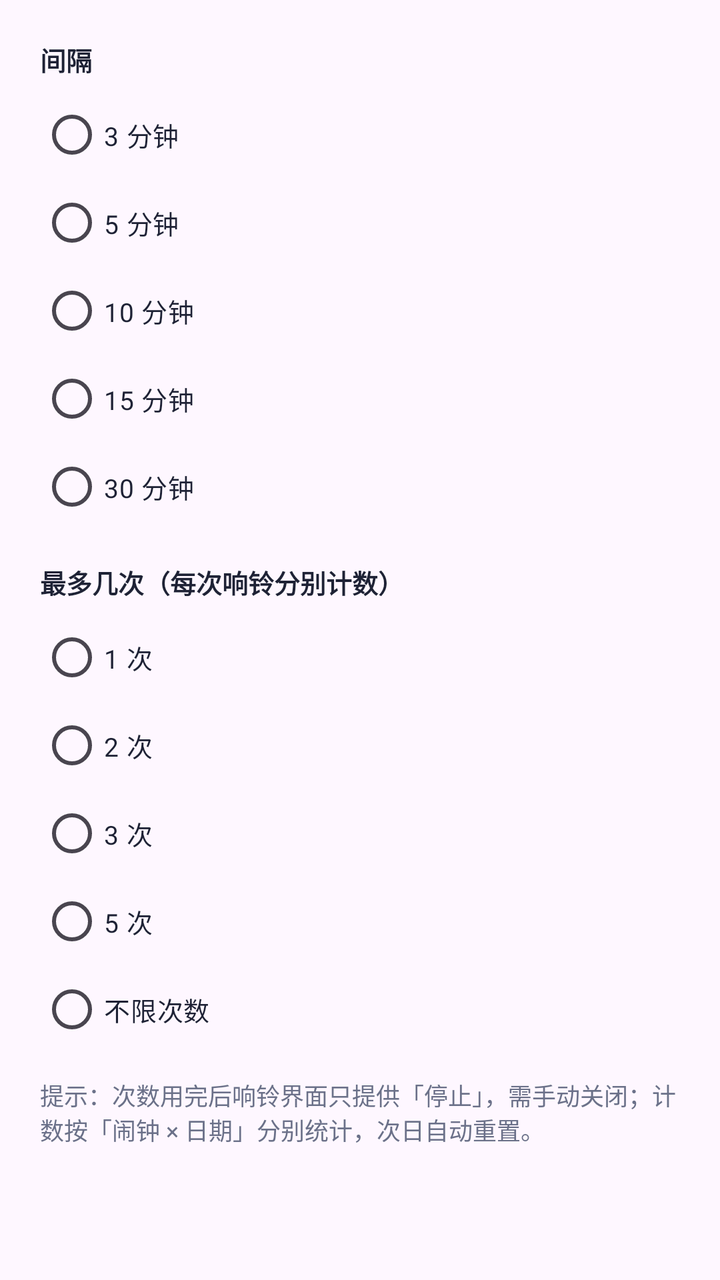
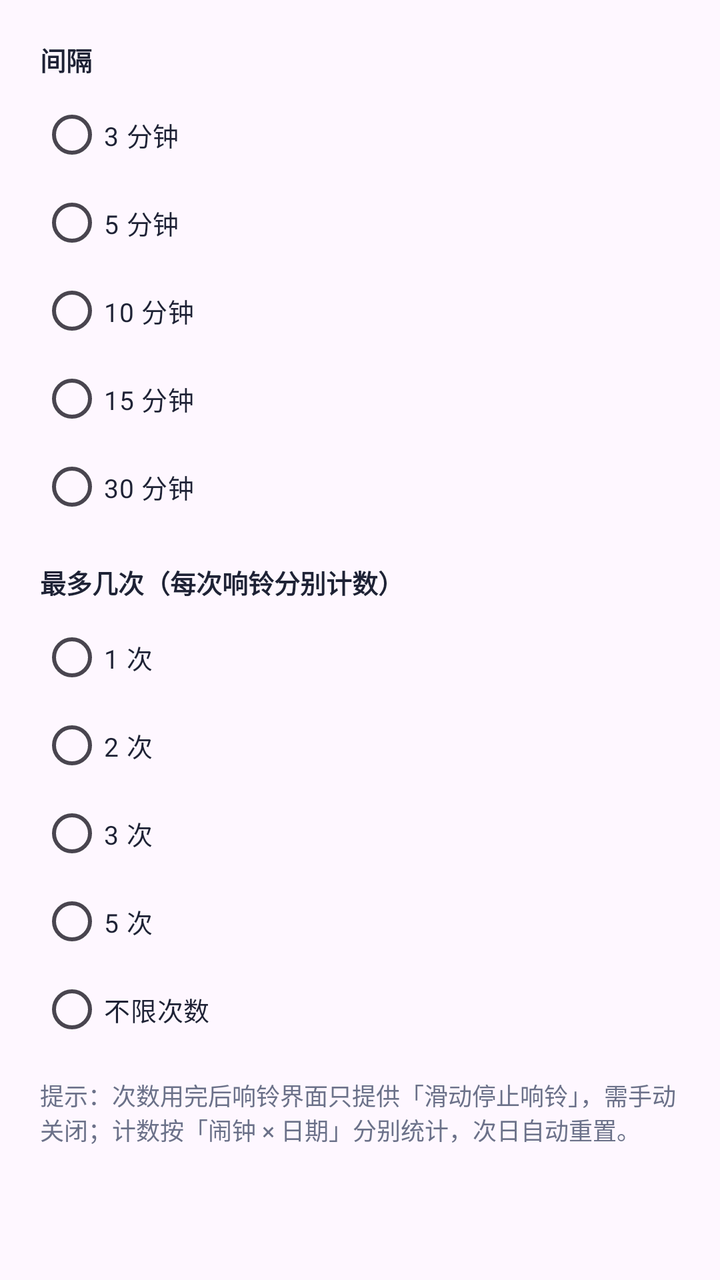

An Android layout rendered at two revisions. The XML below is the earlier revision; the diff shows what the commit changed to produce the second picture.
<!-- AndroidManifest.xml: application theme Theme.DaxiaoWeekAlarm -->
<!-- res/layout/dialog_snooze.xml -->
<?xml version="1.0" encoding="utf-8"?>
<LinearLayout xmlns:android="http://schemas.android.com/apk/res/android"
    android:layout_width="match_parent"
    android:layout_height="wrap_content"
    android:orientation="vertical"
    android:padding="20dp">

    <TextView
        style="@style/FieldLabel"
        android:layout_width="wrap_content"
        android:layout_height="wrap_content"
        android:text="间隔" />

    <RadioGroup
        android:id="@+id/rg_snooze_minutes"
        android:layout_width="match_parent"
        android:layout_height="wrap_content"
        android:layout_marginTop="6dp"
        android:orientation="vertical">

        <RadioButton
            android:id="@+id/rb_snooze_3"
            style="@style/WeekRadio"
            android:layout_width="match_parent"
            android:layout_height="wrap_content"
            android:minHeight="44dp"
            android:text="3 分钟" />

        <RadioButton
            android:id="@+id/rb_snooze_5"
            style="@style/WeekRadio"
            android:layout_width="match_parent"
            android:layout_height="wrap_content"
            android:minHeight="44dp"
            android:text="5 分钟" />

        <RadioButton
            android:id="@+id/rb_snooze_10"
            style="@style/WeekRadio"
            android:layout_width="match_parent"
            android:layout_height="wrap_content"
            android:minHeight="44dp"
            android:text="10 分钟" />

        <RadioButton
            android:id="@+id/rb_snooze_15"
            style="@style/WeekRadio"
            android:layout_width="match_parent"
            android:layout_height="wrap_content"
            android:minHeight="44dp"
            android:text="15 分钟" />

        <RadioButton
            android:id="@+id/rb_snooze_30"
            style="@style/WeekRadio"
            android:layout_width="match_parent"
            android:layout_height="wrap_content"
            android:minHeight="44dp"
            android:text="30 分钟" />
    </RadioGroup>

    <TextView
        style="@style/FieldLabel"
        android:layout_width="wrap_content"
        android:layout_height="wrap_content"
        android:layout_marginTop="16dp"
        android:text="最多几次（每次响铃分别计数）" />

    <RadioGroup
        android:id="@+id/rg_snooze_times"
        android:layout_width="match_parent"
        android:layout_height="wrap_content"
        android:layout_marginTop="6dp"
        android:orientation="vertical">

        <RadioButton
            android:id="@+id/rb_times_1"
            style="@style/WeekRadio"
            android:layout_width="match_parent"
            android:layout_height="wrap_content"
            android:minHeight="44dp"
            android:text="1 次" />

        <RadioButton
            android:id="@+id/rb_times_2"
            style="@style/WeekRadio"
            android:layout_width="match_parent"
            android:layout_height="wrap_content"
            android:minHeight="44dp"
            android:text="2 次" />

        <RadioButton
            android:id="@+id/rb_times_3"
            style="@style/WeekRadio"
            android:layout_width="match_parent"
            android:layout_height="wrap_content"
            android:minHeight="44dp"
            android:text="3 次" />

        <RadioButton
            android:id="@+id/rb_times_5"
            style="@style/WeekRadio"
            android:layout_width="match_parent"
            android:layout_height="wrap_content"
            android:minHeight="44dp"
            android:text="5 次" />

        <RadioButton
            android:id="@+id/rb_times_unlimited"
            style="@style/WeekRadio"
            android:layout_width="match_parent"
            android:layout_height="wrap_content"
            android:minHeight="44dp"
            android:text="不限次数" />
    </RadioGroup>

    <TextView
        android:layout_width="match_parent"
        android:layout_height="wrap_content"
        android:layout_marginTop="12dp"
        android:text="提示：次数用完后响铃界面只提供「停止」，需手动关闭；计数按「闹钟 × 日期」分别统计，次日自动重置。"
        android:textColor="@color/sub"
        android:textSize="12sp" />
</LinearLayout>
<!-- resources referenced by this layout -->
<resources>
  <color name="sub">#6B7189</color>
  <style name="FieldLabel">
          <item name="android:textColor">@color/ink</item>
          <item name="android:textSize">13sp</item>
          <item name="android:textStyle">bold</item>
      </style>
  <style name="WeekRadio">
          <item name="android:textSize">13sp</item>
          <item name="android:textColor">@color/ink</item>
          <item name="android:buttonTint">@color/indigo</item>
      </style>
  <style name="Theme.DaxiaoWeekAlarm" parent="Theme.Material3.DayNight.NoActionBar">
          <item name="colorPrimary">@color/indigo</item>
          <item name="colorPrimaryVariant">@color/indigo_dark</item>
          <item name="colorOnPrimary">@color/white</item>
          <item name="android:statusBarColor">@color/bg</item>
          <item name="android:windowLightStatusBar">true</item>
      </style>
  <color name="ink">#1E2235</color>
  <color name="indigo">#4F46E5</color>
  <color name="indigo_dark">#4338CA</color>
  <color name="white">#FFFFFFFF</color>
  <color name="bg">#F4F5FB</color>
</resources>

<!-- the commit's change to res/layout/dialog_snooze.xml (unified diff, before → after) -->
@@ -118,7 +118,7 @@
         android:layout_width="match_parent"
         android:layout_height="wrap_content"
         android:layout_marginTop="12dp"
-        android:text="提示：次数用完后响铃界面只提供「停止」，需手动关闭；计数按「闹钟 × 日期」分别统计，次日自动重置。"
+        android:text="提示：次数用完后响铃界面只提供「滑动停止响铃」，需手动关闭；计数按「闹钟 × 日期」分别统计，次日自动重置。"
         android:textColor="@color/sub"
         android:textSize="12sp" />
 </LinearLayout>
